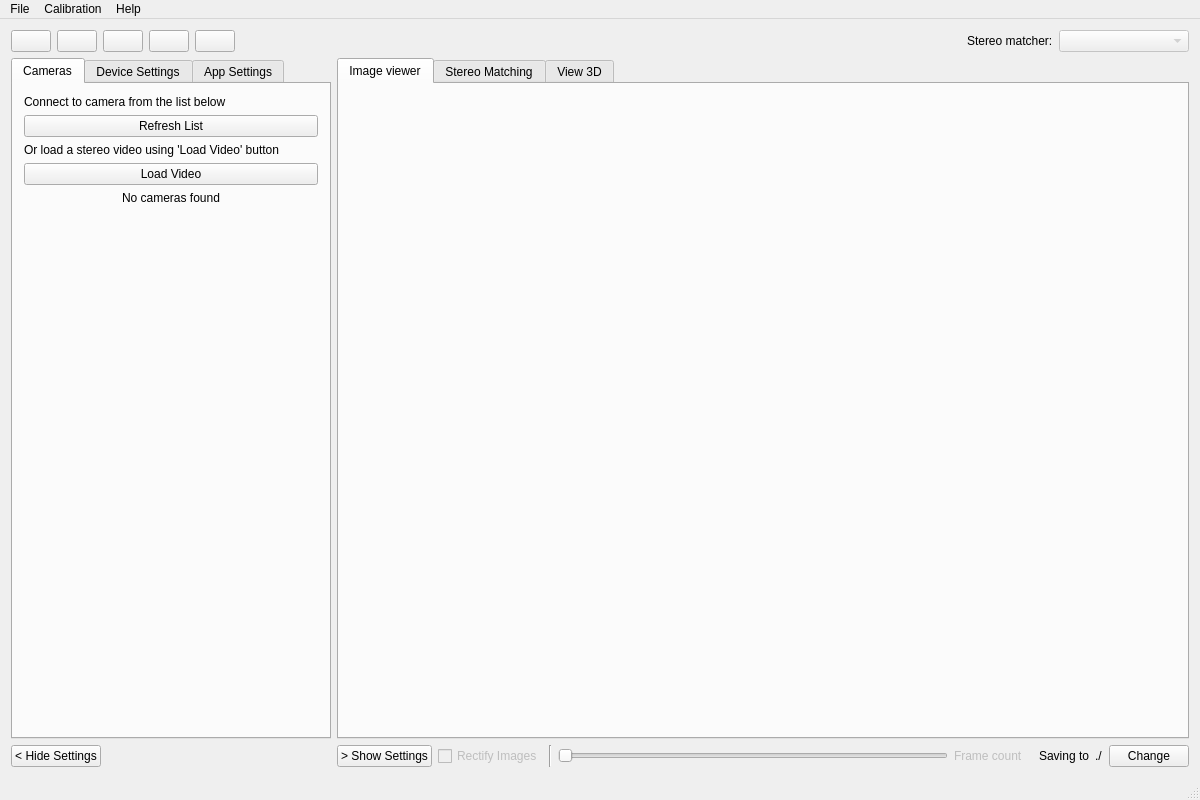
The window that src/mainwindow.ui (i3drobotics/stereo-vision-toolkit) describes before a commit, drawn with Qt 5.
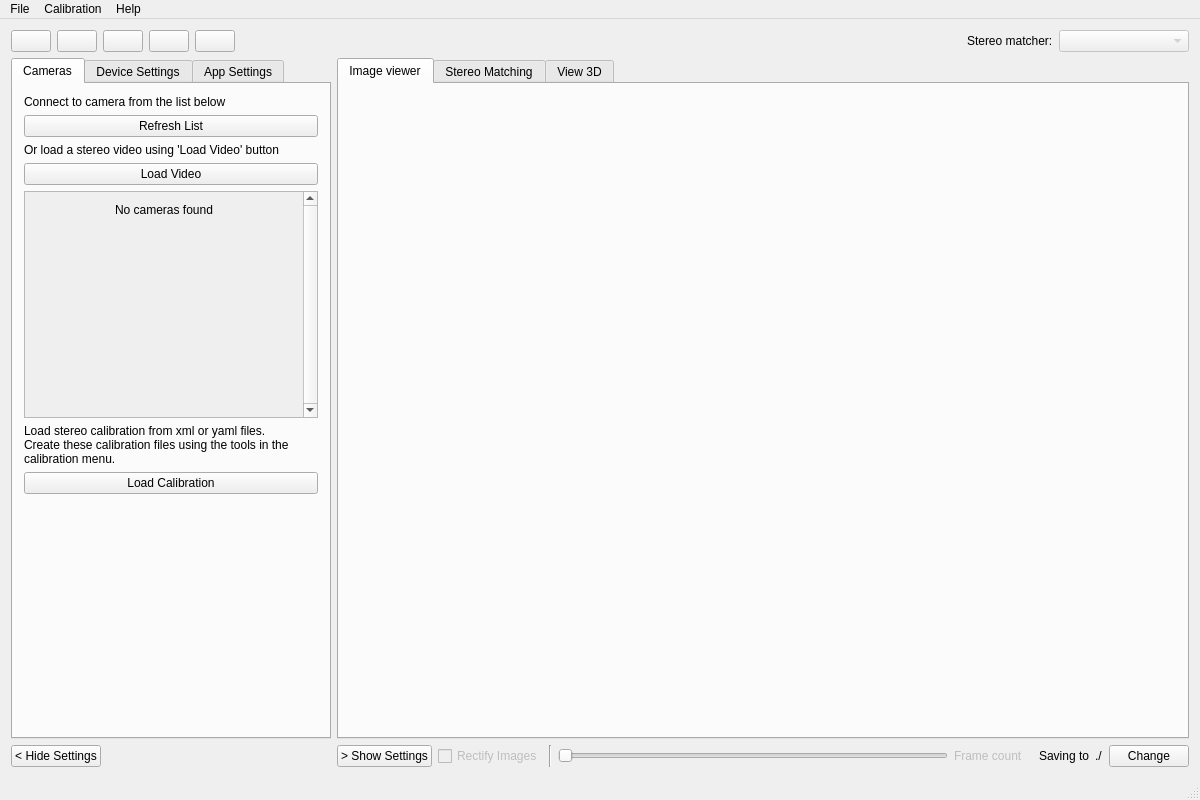
The same window after the commit.

```diff
--- a/src/mainwindow.ui
+++ b/src/mainwindow.ui
@@ -59,8 +59,8 @@
    <property name="autoFillBackground">
     <bool>false</bool>
    </property>
-   <layout class="QGridLayout" name="gridLayout">
-    <item row="0" column="0">
+   <layout class="QVBoxLayout" name="verticalLayout_5">
+    <item>
      <layout class="QHBoxLayout" name="horizontalLayout_10">
       <property name="sizeConstraint">
        <enum>QLayout::SetMinimumSize</enum>
@@ -295,7 +295,7 @@
       </item>
      </layout>
     </item>
-    <item row="1" column="0">
+    <item>
      <layout class="QHBoxLayout" name="horizontalLayout_8" stretch="0,1">
       <property name="topMargin">
        <number>0</number>
@@ -371,7 +371,10 @@
             </attribute>
             <layout class="QGridLayout" name="gridLayout_3">
              <item row="0" column="0">
-              <layout class="QVBoxLayout" name="verticalLayout_2" stretch="0,0,0,0,1">
+              <layout class="QVBoxLayout" name="verticalLayout_2" stretch="0,0,0,0,0,0,0,0">
+               <property name="bottomMargin">
+                <number>5</number>
+               </property>
                <item>
                 <widget class="QLabel" name="label">
                  <property name="text">
@@ -414,40 +417,98 @@
                 </widget>
                </item>
                <item>
-                <layout class="QVBoxLayout" name="layoutCameraList">
-                 <item>
-                  <layout class="QGridLayout" name="gridLayoutCameraList"/>
-                 </item>
-                 <item>
-                  <widget class="QLabel" name="lblNoCameras">
-                   <property name="sizePolicy">
-                    <sizepolicy hsizetype="Preferred" vsizetype="Minimum">
-                     <horstretch>0</horstretch>
-                     <verstretch>0</verstretch>
-                    </sizepolicy>
-                   </property>
-                   <property name="text">
-                    <string>No cameras found</string>
-                   </property>
-                   <property name="alignment">
-                    <set>Qt::AlignCenter</set>
-                   </property>
-                  </widget>
-                 </item>
-                 <item>
-                  <spacer name="verticalSpacer_2">
-                   <property name="orientation">
-                    <enum>Qt::Vertical</enum>
-                   </property>
-                   <property name="sizeHint" stdset="0">
-                    <size>
-                     <width>20</width>
-                     <height>40</height>
-                    </size>
-                   </property>
-                  </spacer>
-                 </item>
-                </layout>
+                <widget class="QScrollArea" name="scrollArea">
+                 <property name="maximumSize">
+                  <size>
+                   <width>16777215</width>
+                   <height>400</height>
+                  </size>
+                 </property>
+                 <property name="verticalScrollBarPolicy">
+                  <enum>Qt::ScrollBarAlwaysOn</enum>
+                 </property>
+                 <property name="widgetResizable">
+                  <bool>true</bool>
+                 </property>
+                 <widget class="QWidget" name="layoutCameraList">
+                  <property name="geometry">
+                   <rect>
+                    <x>0</x>
+                    <y>0</y>
+                    <width>273</width>
+                    <height>193</height>
+                   </rect>
+                  </property>
+                  <layout class="QVBoxLayout" name="verticalLayout_6">
+                   <item>
+                    <widget class="QLabel" name="lblNoCameras">
+                     <property name="sizePolicy">
+                      <sizepolicy hsizetype="Preferred" vsizetype="Minimum">
+                       <horstretch>0</horstretch>
+                       <verstretch>0</verstretch>
+                      </sizepolicy>
+                     </property>
+                     <property name="text">
+                      <string>No cameras found</string>
+                     </property>
+                     <property name="alignment">
+                      <set>Qt::AlignCenter</set>
+                     </property>
+                    </widget>
+                   </item>
+                   <item>
+                    <layout class="QGridLayout" name="gridLayoutCameraList">
+                     <property name="bottomMargin">
+                      <number>10</number>
+                     </property>
+                    </layout>
+                   </item>
+                   <item>
+                    <spacer name="verticalSpacer_2">
+                     <property name="orientation">
+                      <enum>Qt::Vertical</enum>
+                     </property>
+                     <property name="sizeHint" stdset="0">
+                      <size>
+                       <width>20</width>
+                       <height>40</height>
+                      </size>
+                     </property>
+                    </spacer>
+                   </item>
+                  </layout>
+                 </widget>
+                </widget>
+               </item>
+               <item>
+                <widget class="QLabel" name="lblLoadCalibration">
+                 <property name="text">
+                  <string>&lt;html&gt;&lt;head/&gt;&lt;body&gt;&lt;p&gt;Load stereo calibration from xml or yaml files. &lt;br/&gt;Create these calibration files using the tools in the calibration menu.&lt;/p&gt;&lt;/body&gt;&lt;/html&gt;</string>
+                 </property>
+                 <property name="wordWrap">
+                  <bool>true</bool>
+                 </property>
+                </widget>
+               </item>
+               <item>
+                <widget class="QPushButton" name="btnLoadCalibration">
+                 <property name="text">
+                  <string>Load Calibration</string>
+                 </property>
+                </widget>
+               </item>
+               <item>
+                <spacer name="verticalSpacer_5">
+                 <property name="orientation">
+                  <enum>Qt::Vertical</enum>
+                 </property>
+                 <property name="sizeHint" stdset="0">
+                  <size>
+                   <width>20</width>
+                   <height>40</height>
+                  </size>
+                 </property>
+                </spacer>
                </item>
               </layout>
              </item>
```
Left out of the diff: 416 changed lines with no effect on the pictures.
